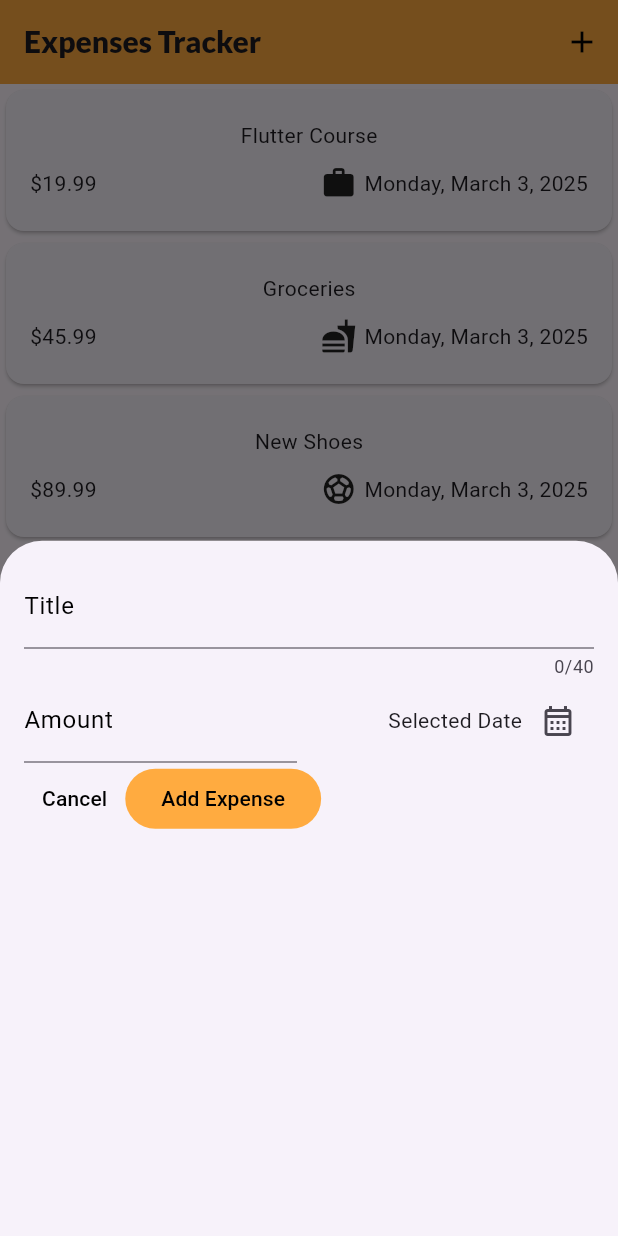
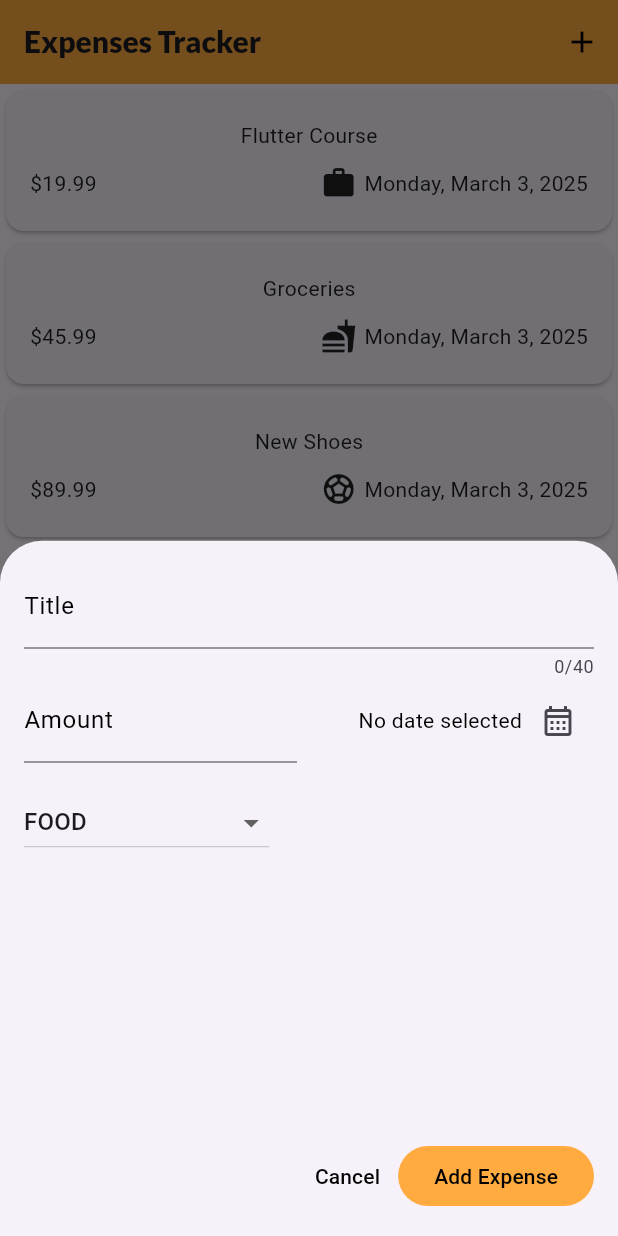
Before and after one commit to NavidZamanKhan/Expense-Tracker-App, a Flutter app: the screen it shows after launch, after a tap on the "add" icon, on a phone screen of 412 x 824 dp. Run offline on Flutter 3.47's test engine with Material 3 defaults, Android fonts, the phone set to English and light mode, and no system bars; our stand-ins replace google_fonts.

Commit message:
added much more useful categories and pushed the buttons to the bottom of the form

```diff
--- a/lib/models/expense.dart
+++ b/lib/models/expense.dart
@@ -6,12 +6,49 @@ final formatter = DateFormat.yMMMMEEEEd();
 
 const uuid = Uuid();
 
-enum Category { food, travel, leisure, work }
+enum Category {
+  bills,
+  dining,
+  donations,
+  education,
+  entertainment,
+  fitness,
+  food,
+  gifts,
+  groceries,
+  health,
+  leisure,
+  personalCare,
+  rent,
+  savings,
+  shopping,
+  taxes,
+  transportation,
+  travel,
+  utilities,
+  work,
+}
 
 final categoryIcons = {
+  Category.bills: Icons.receipt,
+  Category.dining: Icons.restaurant,
+  Category.donations: Icons.favorite,
+  Category.education: Icons.school,
+  Category.entertainment: Icons.movie,
+  Category.fitness: Icons.fitness_center,
   Category.food: Icons.fastfood,
+  Category.gifts: Icons.card_giftcard,
+  Category.groceries: Icons.shopping_basket,
+  Category.health: Icons.local_hospital,
+  Category.leisure: Icons.sports_soccer_rounded,
+  Category.personalCare: Icons.face,
+  Category.rent: Icons.home_filled,
+  Category.savings: Icons.account_balance,
+  Category.shopping: Icons.shopping_cart,
+  Category.taxes: Icons.attach_money,
+  Category.transportation: Icons.directions_bus,
   Category.travel: Icons.flight,
-  Category.leisure: Icons.sports_soccer,
+  Category.utilities: Icons.lightbulb,
   Category.work: Icons.work,
 };
 
--- a/lib/widget/new_expense.dart
+++ b/lib/widget/new_expense.dart
@@ -1,4 +1,8 @@
 import 'package:flutter/material.dart';
+import 'package:intl/intl.dart';
+import 'package:expense_tracker/models/expense.dart';
+
+final formatter = DateFormat.yMMMd();
 
 class NewExpense extends StatefulWidget {
   const NewExpense({super.key});
@@ -11,11 +15,13 @@ class NewExpense extends StatefulWidget {
 class _NewExpenseState extends State<NewExpense> {
   final _titleController = TextEditingController();
   final _amountController = TextEditingController();
+  DateTime? _selectedDate;
+  Category _selectedCategory = Category.food;
 
-  void _presentDatePicker() {
+  void _presentDatePicker() async {
     final now = DateTime.now();
-    final firstDate = DateTime(now.year - 5, now.month, now.day);
-    showDatePicker(
+    final firstDate = DateTime(now.year - 25, now.month, now.day);
+    final pickedDate = await showDatePicker(
       context: context,
       firstDate: firstDate,
       lastDate: now,
@@ -28,12 +34,21 @@ class _NewExpenseState extends State<NewExpense> {
               onPrimary: Colors.white,
               onSurface: Colors.black,
             ),
+            datePickerTheme: DatePickerThemeData(
+              headerBackgroundColor: Colors.orangeAccent,
+              backgroundColor: Colors.white,
+            ),
           ),
           child: child!,
         );
       },
     );
+    setState(() {
+      _selectedDate = pickedDate;
+    });
   }
+
+  void _submitExpenseData() {}
 
   @override
   void dispose() {
@@ -78,7 +93,12 @@ class _NewExpenseState extends State<NewExpense> {
                   mainAxisAlignment: MainAxisAlignment.end,
                   crossAxisAlignment: CrossAxisAlignment.center,
                   children: [
-                    Text("Selected Date"),
+                    Text(
+                      _selectedDate == null
+                          ? "No date selected"
+                          : formatter.format(_selectedDate!),
+                      style: const TextStyle(color: Colors.black),
+                    ),
                     IconButton(
                       onPressed: _presentDatePicker,
                       icon: const Icon(Icons.calendar_month_outlined),
@@ -88,7 +108,31 @@ class _NewExpenseState extends State<NewExpense> {
               ),
             ],
           ),
+          const SizedBox(height: 16),
           Row(
+            children: [
+              DropdownButton(
+                value: _selectedCategory,
+                items:
+                    Category.values
+                        .map(
+                          (category) => DropdownMenuItem(
+                            value: category,
+                            child: Text(category.name.toUpperCase()),
+                          ),
+                        )
+                        .toList(),
+                onChanged:
+                    (value) => setState(() {
+                      if (value == null) return;
+                      _selectedCategory = value;
+                    }),
+              ),
+            ],
+          ),
+          Spacer(),
+          Row(
+            mainAxisAlignment: MainAxisAlignment.end,
             children: [
               TextButton(
                 onPressed: () {
@@ -101,8 +145,7 @@ class _NewExpenseState extends State<NewExpense> {
               ),
               FilledButton(
                 onPressed: () {
-                  print(_titleController.text);
-                  print(_amountController.text);
+                  _submitExpenseData();
                 },
                 style: FilledButton.styleFrom(
                   backgroundColor: Colors.orangeAccent,
```
